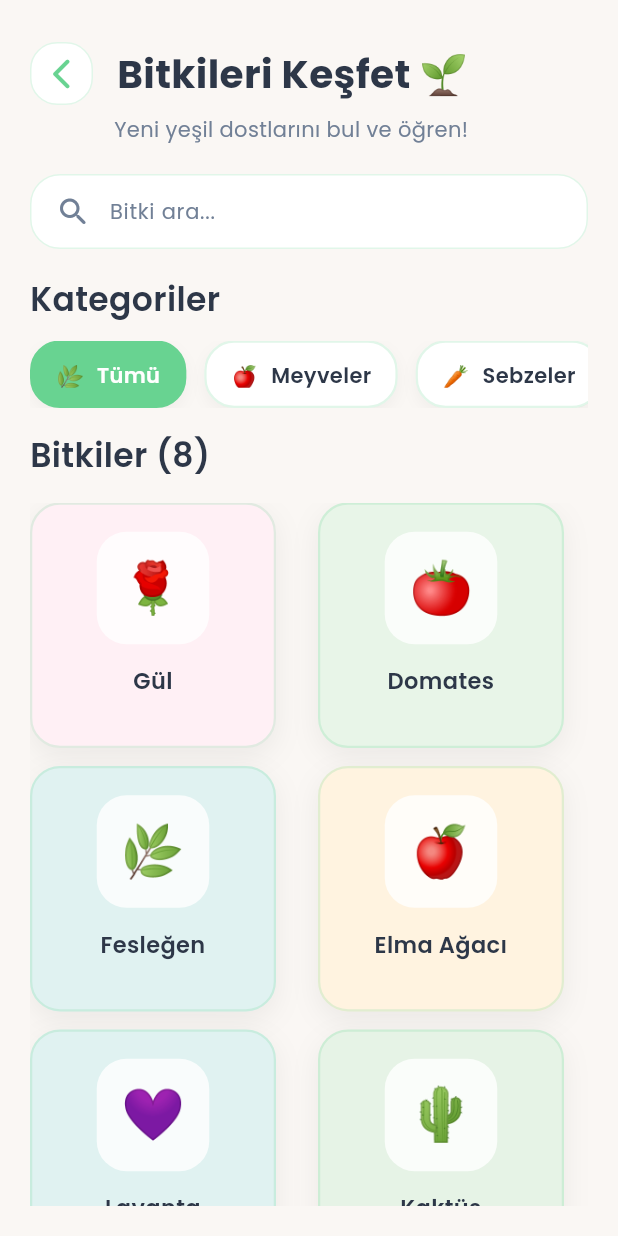
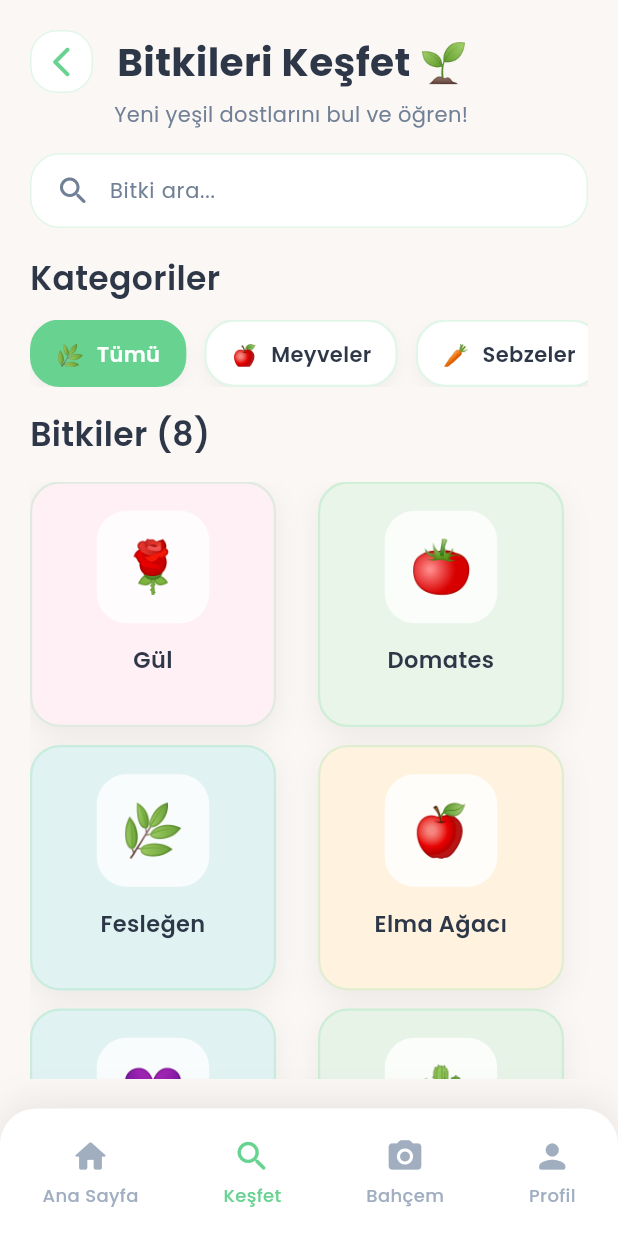
Before and after one commit to OzanB10/garden, a Flutter app: the screen it shows after launch, item 2 of the bottom bar chosen, on a phone screen of 412 x 824 dp. Run offline on Flutter 3.47's test engine with Material 3 defaults, Android fonts, the phone set to English and light mode, and no system bars; our stand-ins replace google_fonts.

Commit message:
Add bottom navigation bar to DiscoverPage
Introduced a custom bottom navigation bar using NavigationItemWidget in DiscoverPage. Adjusted spacing in the header and layout for improved visual consistency.

```diff
--- a/lib/presentation/pages/discover_page.dart
+++ b/lib/presentation/pages/discover_page.dart
@@ -7,6 +7,7 @@ import '../../core/constants/app_strings.dart';
 import '../../data/models/plant_data.dart';
 import '../../domain/entities/plant_entity.dart';
 import '../widgets/category_chip_widget.dart';
+import '../widgets/navigation_item_widget.dart';
 import '../widgets/plant_card_widget.dart';
 
 class DiscoverPage extends StatefulWidget {
@@ -50,9 +51,8 @@ class _DiscoverPageState extends State<DiscoverPage> {
           child: Column(
             crossAxisAlignment: CrossAxisAlignment.start,
             children: [
-              const SizedBox(height: AppDimensions.spacing8),
               _buildHeader(),
-              const SizedBox(height: AppDimensions.spacing20),
+              const SizedBox(height: AppDimensions.spacing16),
               _buildSearchBar(),
               const SizedBox(height: AppDimensions.spacing18),
               _buildCategoriesSection(),
@@ -62,6 +62,7 @@ class _DiscoverPageState extends State<DiscoverPage> {
           ),
         ),
       ),
+      bottomNavigationBar: _buildBottomNavigation(),
     );
   }
 
@@ -101,7 +102,7 @@ class _DiscoverPageState extends State<DiscoverPage> {
             ),
           ],
         ),
-        const SizedBox(height: AppDimensions.spacing6),
+        const SizedBox(height: AppDimensions.spacing4),
         Padding(
           padding: const EdgeInsets.only(left: 56.0),
           child: Text(
@@ -231,4 +232,73 @@ class _DiscoverPageState extends State<DiscoverPage> {
       ),
     );
   }
+
+  Widget _buildBottomNavigation() {
+    return Container(
+      height: AppDimensions.bottomNavHeight,
+      decoration: BoxDecoration(
+        color: AppColors.cardBackground,
+        borderRadius: const BorderRadius.only(
+          topLeft: Radius.circular(AppDimensions.radiusXXLarge),
+          topRight: Radius.circular(AppDimensions.radiusXXLarge),
+        ),
+        boxShadow: [
+          BoxShadow(
+            color: Colors.black.withOpacity(0.08),
+            blurRadius: AppDimensions.blurXLarge,
+            offset: AppDimensions.shadowOffsetNegative,
+          ),
+        ],
+      ),
+      child: SafeArea(
+        child: Row(
+          mainAxisAlignment: MainAxisAlignment.spaceAround,
+          children: [
+            NavigationItemWidget(
+              icon: Icons.home_rounded,
+              label: AppStrings.navHome,
+              isActive: false,
+              onTap: () {
+                Navigator.pop(context);
+              },
+            ),
+            NavigationItemWidget(
+              icon: Icons.search_rounded,
+              label: AppStrings.navDiscover,
+              isActive: true,
+              onTap: () {
+                // Zaten keşfet sayfasındayız
+              },
+            ),
+            NavigationItemWidget(
+              icon: Icons.camera_alt_rounded,
+              label: AppStrings.navGarden,
+              isActive: false,
+              onTap: () {
+                // Garden sayfası henüz oluşturulmadı
+                ScaffoldMessenger.of(context).showSnackBar(
+                  const SnackBar(
+                    content: Text('Bahçe sayfası yakında geliyor!'),
+                  ),
+                );
+              },
+            ),
+            NavigationItemWidget(
+              icon: Icons.person_rounded,
+              label: AppStrings.navProfile,
+              isActive: false,
+              onTap: () {
+                // Profile sayfası henüz oluşturulmadı
+                ScaffoldMessenger.of(context).showSnackBar(
+                  const SnackBar(
+                    content: Text('Profil sayfası yakında geliyor!'),
+                  ),
+                );
+              },
+            ),
+          ],
+        ),
+      ),
+    );
+  }
 }
```
